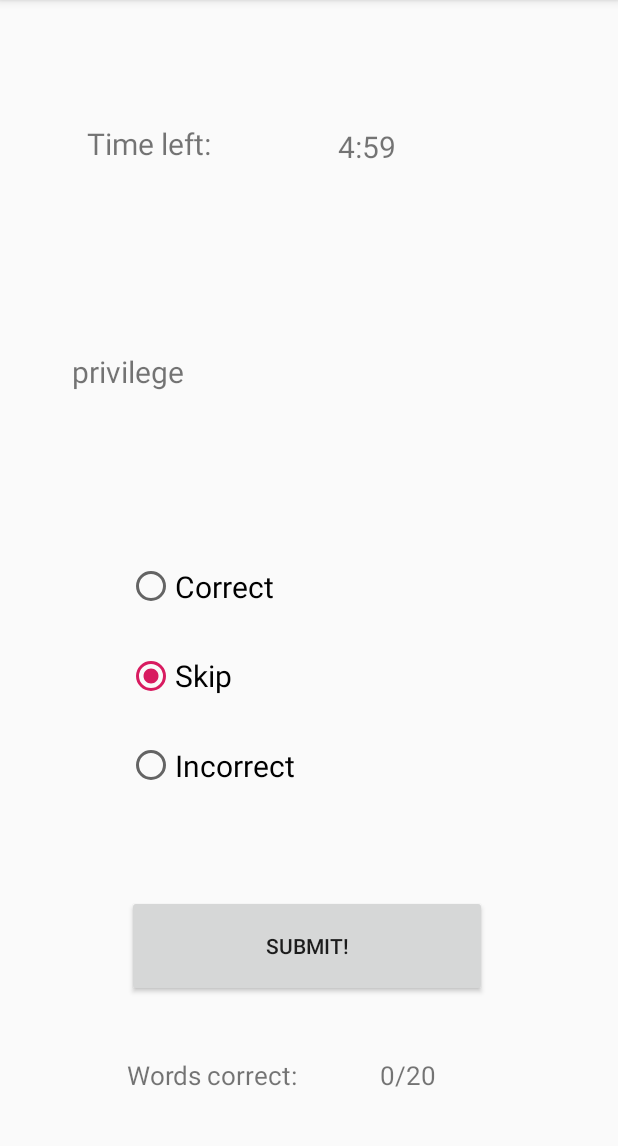
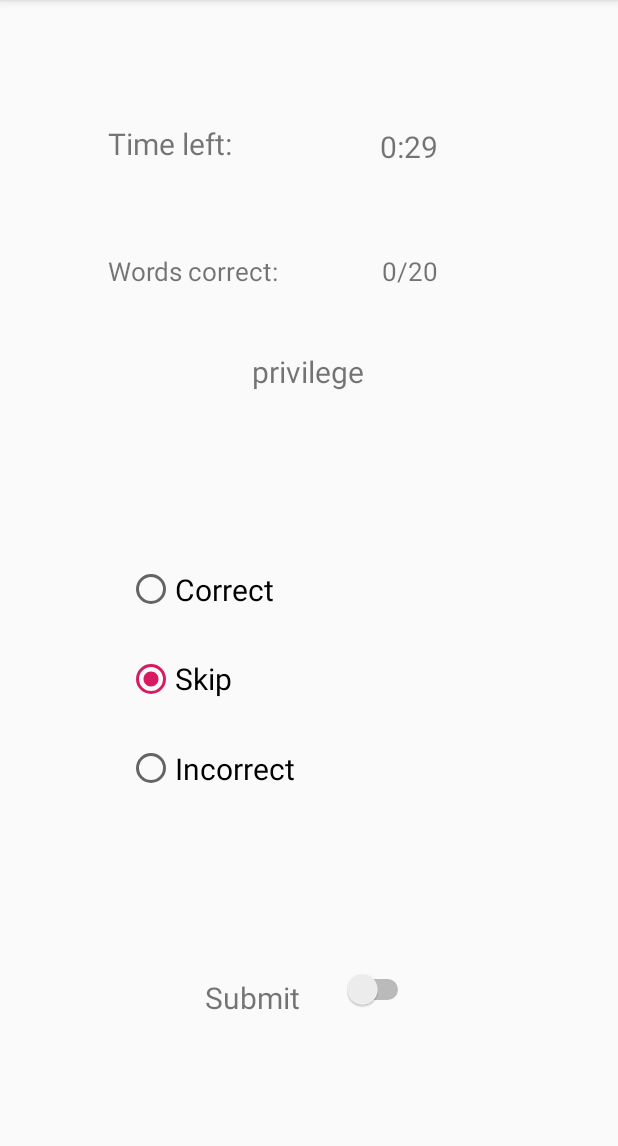
Before and after one commit to anseljohn/ACS, an Android app: the GameActivity screen opened directly, with no data from a screen before it, on a phone screen of 412 x 824 dp, the part 84-1230 px from its top. Run offline under Robolectric (Android 15) with nearby library versions, the phone set to English and light mode, and no system bars.

Commit message:
Migrate to switch from button

```diff
--- a/SpellingGame/app/src/main/java/com/example/spellinggame/EndGame.java
+++ b/SpellingGame/app/src/main/java/com/example/spellinggame/EndGame.java
@@ -11,13 +11,14 @@ import android.widget.TextView;
 public class EndGame extends AppCompatActivity {
 
 //        Intent gameActivityIntent = getIntent();
-        int wordsCorrect = getIntent().getIntExtra("score", 0);
+        int wordsCorrect;
 
     @Override
     protected void onCreate(Bundle savedInstanceState) {
         super.onCreate(savedInstanceState);
         setContentView(R.layout.activity_end_game);
 
+        wordsCorrect = GameActivity.wordsCorrect;
         TextView endScoreTextView = findViewById(R.id.endScore);
         endScoreTextView.setText("Score: " + wordsCorrect + "/20");
 
--- a/SpellingGame/app/src/main/java/com/example/spellinggame/GameActivity.java
+++ b/SpellingGame/app/src/main/java/com/example/spellinggame/GameActivity.java
@@ -6,7 +6,9 @@ import android.os.Bundle;
 import android.os.CountDownTimer;
 import android.view.View;
 import android.widget.Button;
+import android.widget.RadioButton;
 import android.widget.RadioGroup;
+import android.widget.Switch;
 import android.widget.TextView;
 import android.widget.Toast;
 
@@ -17,12 +19,12 @@ public class GameActivity extends AppCompatActivity {
 
     private TextView timerTextView;
     private TextView wordToSpellTextView;
-    private Button submitAnswerButton;
+    private Switch submitAnswerSwitch;
     private int selectedRadioButtonId;
     private View selectedRadioButton;
     private RadioGroup radioButtonGroup;
     private int wordsToGo;
-    private int wordsCorrect;
+    public static int wordsCorrect = 0;
     private Word wordToSpell;
     private TextView wordsToGoTextView;
     private TextView wordsCorrectTextView;
@@ -61,14 +63,14 @@ public class GameActivity extends AppCompatActivity {
         wordToSpell = words.get((int) (Math.random() * 20));
         wordsToGo = 20;
         radioButtonGroup = findViewById(R.id.answerChoices);
-        submitAnswerButton = findViewById(R.id.submitAnswer);
+        submitAnswerSwitch = findViewById(R.id.submitSwitch);
         timerTextView = findViewById(R.id.timerText);
         wordToSpellTextView = findViewById(R.id.wordText);
         wordToSpellTextView.setText(wordToSpell.word);
         wordsCorrectTextView = findViewById(R.id.wordsCorrect);
         wordsToGoTextView = findViewById(R.id.wordsToGo);
 
-        timer = new CountDownTimer(300000, 1000) {
+        timer = new CountDownTimer(30000, 1000) {
             @Override
             public void onTick(long millisUntilFinished) {
                 int seconds = (int) millisUntilFinished / 1000;
@@ -79,17 +81,20 @@ public class GameActivity extends AppCompatActivity {
 
             @Override
             public void onFinish() {
-                Toast.makeText(getApplicationContext(), "Done!", Toast.LENGTH_SHORT).show();
+                Intent toEndGame = new Intent(getApplicationContext(), EndGame.class);
+                startActivity(toEndGame);
             }
         }.start();
 
-        submitAnswerButton.setOnClickListener(new View.OnClickListener() {
+        submitAnswerSwitch.setOnClickListener(new View.OnClickListener() {
             @Override
             public void onClick(View v) {
                 selectedRadioButtonId = radioButtonGroup.getCheckedRadioButtonId();
                 selectedRadioButton = radioButtonGroup.findViewById(selectedRadioButtonId);
                 int selectedRadioButtonIndex = radioButtonGroup.indexOfChild(selectedRadioButton);
                 nextWord(selectedRadioButtonIndex);
+                radioButtonGroup.check(R.id.radioSkipSelection);
+                submitAnswerSwitch.setChecked(false);
             }
         });
         System.out.println("End create");
@@ -109,6 +114,10 @@ public class GameActivity extends AppCompatActivity {
             } else if (selectedRadioButtonIndex == 2) {
                 wordsCorrect++;
             }
+
+        }
+        if (wordsToGo == 0) {
+            end();
         }
         words.remove(wordToSpell);
         wordToSpell = words.get((int)(Math.random() * wordsToGo));
@@ -123,8 +132,8 @@ public class GameActivity extends AppCompatActivity {
     public void end() {
         Toast.makeText(this, "You lost you poopoo! You got " + wordsCorrect + "/20 correct!", Toast.LENGTH_LONG).show();
         Intent main = new Intent(getApplicationContext(), EndGame.class);
-        main.putExtra("score", wordsCorrect);
-//        setResult(RESULT_OK, main);
+        main.putExtra("score", Integer.toString(wordsCorrect));
+        setResult(RESULT_OK, main);
         startActivity(main);
     }
 }
--- a/SpellingGame/app/src/main/res/layout/activity_end_game.xml
+++ b/SpellingGame/app/src/main/res/layout/activity_end_game.xml
@@ -21,6 +21,7 @@
         android:layout_width="wrap_content"
         android:layout_height="wrap_content"
         android:layout_marginTop="52dp"
+        android:textSize="20sp"
         app:layout_constraintEnd_toEndOf="@+id/imageView2"
         app:layout_constraintStart_toStartOf="@+id/imageView2"
         app:layout_constraintTop_toBottomOf="@+id/imageView2" />
--- a/SpellingGame/app/src/main/res/layout/activity_game.xml
+++ b/SpellingGame/app/src/main/res/layout/activity_game.xml
@@ -5,38 +5,6 @@
     android:layout_width="match_parent"
     android:layout_height="match_parent"
     tools:context=".GameActivity">
-
-    <TextView
-        android:id="@+id/timeLeftText"
-        android:layout_width="109dp"
-        android:layout_height="30dp"
-        android:text="@string/timeLeftText"
-        android:textSize="20sp"
-        app:layout_constraintBottom_toBottomOf="@+id/timerText"
-        app:layout_constraintEnd_toStartOf="@+id/timerText"
-        app:layout_constraintStart_toStartOf="parent"
-        app:layout_constraintTop_toTopOf="@+id/timerText" />
-
-    <TextView
-        android:id="@+id/timerText"
-        android:layout_width="0dp"
-        android:layout_height="26dp"
-        android:layout_marginTop="84dp"
-        android:layout_marginEnd="148dp"
-        android:textSize="20sp"
-        app:layout_constraintEnd_toEndOf="parent"
-        app:layout_constraintTop_toTopOf="parent" />
-
-    <TextView
-        android:id="@+id/wordText"
-        android:layout_width="316dp"
-        android:layout_height="34dp"
-        android:layout_marginTop="124dp"
-        android:textSize="20sp"
-        app:layout_constraintEnd_toEndOf="parent"
-        app:layout_constraintHorizontal_bias="0.498"
-        app:layout_constraintStart_toStartOf="parent"
-        app:layout_constraintTop_toBottomOf="@+id/timerText" />
 
     <RadioGroup
         android:id="@+id/answerChoices"
@@ -72,17 +40,36 @@
             android:textSize="20sp" />
     </RadioGroup>
 
-    <Button
-        android:id="@+id/submitAnswer"
-        android:layout_width="240dp"
-        android:layout_height="68dp"
-        android:layout_marginBottom="92dp"
-        android:text="@string/submitText"
+    <Switch
+        android:id="@+id/submitSwitch"
+        android:layout_width="wrap_content"
+        android:layout_height="wrap_content"
+        android:layout_marginEnd="52dp"
         app:layout_constraintBottom_toBottomOf="parent"
         app:layout_constraintEnd_toEndOf="@+id/answerChoices"
-        app:layout_constraintHorizontal_bias="0.0"
-        app:layout_constraintStart_toStartOf="@+id/answerChoices"
-        app:layout_constraintTop_toBottomOf="@+id/answerChoices" />
+        app:layout_constraintTop_toBottomOf="@+id/answerChoices"
+        app:layout_constraintVertical_bias="0.382" />
+
+    <TextView
+        android:id="@+id/timeLeftText"
+        android:layout_width="109dp"
+        android:layout_height="30dp"
+        android:text="@string/timeLeftText"
+        android:textSize="20sp"
+        app:layout_constraintBottom_toBottomOf="@+id/timerText"
+        app:layout_constraintEnd_toStartOf="@+id/timerText"
+        app:layout_constraintStart_toStartOf="parent"
+        app:layout_constraintTop_toTopOf="@+id/timerText" />
+
+    <TextView
+        android:id="@+id/timerText"
+        android:layout_width="0dp"
+        android:layout_height="26dp"
+        android:layout_marginTop="84dp"
+        android:layout_marginEnd="120dp"
+        android:textSize="20sp"
+        app:layout_constraintEnd_toEndOf="parent"
+        app:layout_constraintTop_toTopOf="parent" />
 
     <TextView
         android:id="@+id/wordsToGo"
@@ -90,31 +77,57 @@
         android:layout_height="wrap_content"
         android:layout_marginTop="36dp"
         android:textSize="17sp"
-        app:layout_constraintStart_toStartOf="@+id/timeLeftText"
+        app:layout_constraintEnd_toEndOf="parent"
+        app:layout_constraintStart_toStartOf="parent"
         app:layout_constraintTop_toTopOf="parent" />
 
     <TextView
         android:id="@+id/wordsCorrectText"
         android:layout_width="wrap_content"
         android:layout_height="wrap_content"
+        android:layout_marginBottom="41dp"
         android:text="@string/wordsCorrectText"
         android:textSize="17sp"
-        app:layout_constraintBottom_toBottomOf="parent"
-        app:layout_constraintStart_toStartOf="@+id/submitAnswer"
-        app:layout_constraintTop_toBottomOf="@+id/submitAnswer" />
+        app:layout_constraintBottom_toTopOf="@+id/wordText"
+        app:layout_constraintStart_toStartOf="@+id/timeLeftText"
+        app:layout_constraintTop_toBottomOf="@+id/timeLeftText"
+        app:layout_constraintVertical_bias="1.0" />
 
     <TextView
         android:id="@+id/wordsCorrect"
         android:layout_width="wrap_content"
         android:layout_height="wrap_content"
+        android:layout_marginBottom="41dp"
+        android:gravity="center"
+        android:text="0/20"
         android:textSize="17sp"
-        android:text="0/20"
-        android:gravity="center"
+        app:layout_constraintBottom_toTopOf="@+id/wordText"
+        app:layout_constraintEnd_toEndOf="@+id/timerText"
+        app:layout_constraintTop_toBottomOf="@+id/timerText"
+        app:layout_constraintVertical_bias="1.0" />
+
+    <TextView
+        android:id="@+id/wordText"
+        android:layout_width="239dp"
+        android:layout_height="38dp"
+        android:layout_marginTop="124dp"
+        android:textAlignment="center"
+        android:textSize="20sp"
+        app:layout_constraintEnd_toEndOf="parent"
+        app:layout_constraintHorizontal_bias="0.498"
+        app:layout_constraintStart_toStartOf="parent"
+        app:layout_constraintTop_toBottomOf="@+id/timerText" />
+
+    <TextView
+        android:id="@+id/submitTextView"
+        android:layout_width="wrap_content"
+        android:layout_height="wrap_content"
+        android:layout_marginStart="52dp"
+        android:text="@string/submitText"
+        android:textSize="20sp"
         app:layout_constraintBottom_toBottomOf="parent"
-        app:layout_constraintEnd_toEndOf="parent"
-        app:layout_constraintHorizontal_bias="0.311"
-        app:layout_constraintStart_toEndOf="@+id/wordsCorrectText"
-        app:layout_constraintTop_toBottomOf="@+id/submitAnswer"
-        app:layout_constraintVertical_bias="0.507" />
+        app:layout_constraintStart_toStartOf="@+id/answerChoices"
+        app:layout_constraintTop_toBottomOf="@+id/answerChoices"
+        app:layout_constraintVertical_bias="0.419" />
 
 </androidx.constraintlayout.widget.ConstraintLayout>
--- a/SpellingGame/app/src/main/res/layout/activity_main.xml
+++ b/SpellingGame/app/src/main/res/layout/activity_main.xml
@@ -16,18 +16,18 @@
         app:layout_constraintBottom_toBottomOf="parent"
         app:layout_constraintEnd_toEndOf="parent"
         app:layout_constraintHorizontal_bias="0.496"
-        app:layout_constraintStart_toStartOf="parent"
-        app:layout_constraintTop_toBottomOf="@+id/imageView"
-        app:layout_constraintVertical_bias="0.531" />
+        app:layout_constraintStart_toStartOf="parent" />
 
     <ImageView
-        android:id="@+id/imageView"
+        android:id="@+id/imageView4"
         android:layout_width="wrap_content"
         android:layout_height="wrap_content"
-        android:layout_marginTop="16dp"
+        app:layout_constraintBottom_toBottomOf="parent"
         app:layout_constraintEnd_toEndOf="parent"
         app:layout_constraintHorizontal_bias="0.0"
         app:layout_constraintStart_toStartOf="parent"
         app:layout_constraintTop_toTopOf="parent"
-        app:srcCompat="@drawable/appicon" />
+        app:layout_constraintVertical_bias="1.0"
+        app:srcCompat="@drawable/llama" />
+
 </androidx.constraintlayout.widget.ConstraintLayout>
--- a/SpellingGame/app/src/main/res/values/strings.xml
+++ b/SpellingGame/app/src/main/res/values/strings.xml
@@ -6,7 +6,7 @@
     <string name="radioCorrect">Correct</string>
     <string name="radioSkip">Skip</string>
     <string name="radioIncorrect">Incorrect</string>
-    <string name="submitText">Submit!</string>
+    <string name="submitText">Submit</string>
     <string name="wordsCorrectText">Words correct: </string>
     <string name="startAgainButton">Start Again!</string>
 </resources>
```
Also changed, not shown: SpellingGame/app/src/main/res/drawable/llama.png (added).
